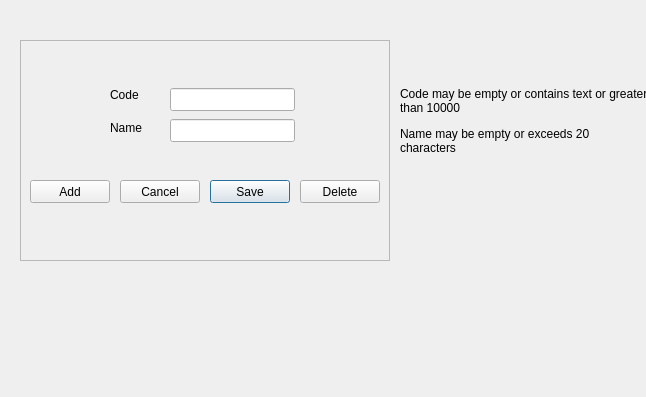
This is src/categoryform.ui in thamizha/angadi as Qt 5 draws it before an edit. The edited form follows.
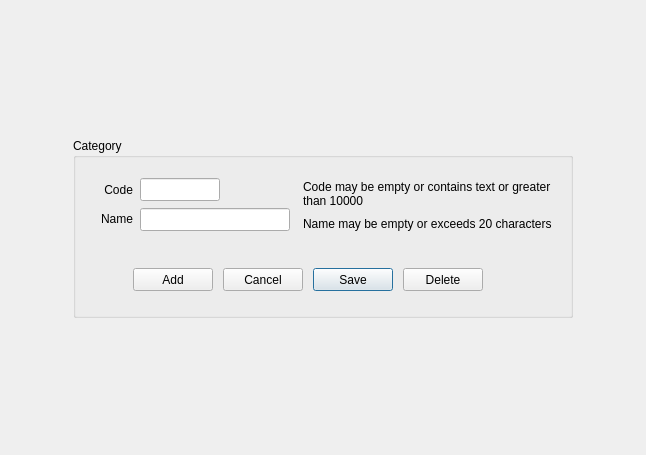
This is the edited form.

Diff of the .ui file:
```diff
--- a/src/categoryform.ui
+++ b/src/categoryform.ui
@@ -7,138 +7,121 @@
     <x>0</x>
     <y>0</y>
     <width>646</width>
-    <height>397</height>
+    <height>455</height>
    </rect>
   </property>
   <property name="windowTitle">
    <string>Form</string>
   </property>
-  <widget class="QFrame" name="frame">
-   <property name="geometry">
-    <rect>
-     <x>20</x>
-     <y>40</y>
-     <width>370</width>
-     <height>221</height>
-    </rect>
-   </property>
-   <property name="frameShape">
-    <enum>QFrame::StyledPanel</enum>
-   </property>
-   <property name="frameShadow">
-    <enum>QFrame::Raised</enum>
-   </property>
-   <widget class="QPushButton" name="pushButtonSave">
-    <property name="geometry">
-     <rect>
-      <x>190</x>
-      <y>140</y>
-      <width>80</width>
-      <height>23</height>
-     </rect>
-    </property>
-    <property name="text">
-     <string>Save</string>
-    </property>
-    <property name="default">
+  <layout class="QHBoxLayout" name="horizontalLayout_2">
+   <item>
+    <layout class="QHBoxLayout" name="horizontalLayout">
+     <item>
+      <spacer name="horizontalSpacer_2">
+       <property name="orientation">
+        <enum>Qt::Horizontal</enum>
+       </property>
+       <property name="sizeHint" stdset="0">
+        <size>
+         <width>40</width>
+         <height>20</height>
+        </size>
+       </property>
+      </spacer>
+     </item>
+     <item>
+      <layout class="QVBoxLayout" name="verticalLayout">
+       <item>
+        <spacer name="verticalSpacer">
+         <property name="orientation">
+          <enum>Qt::Vertical</enum>
+         </property>
+         <property name="sizeHint" stdset="0">
+          <size>
+           <width>20</width>
+           <height>40</height>
+          </size>
+         </property>
+        </spacer>
+       </item>
+       <item>
+        <widget class="QGroupBox" name="groupBox">
+         <property name="minimumSize">
+          <size>
+           <width>500</width>
+           <height>180</height>
+          </size>
+         </property>
+         <property name="title">
+          <string>Category</string>
+         </property>
+         <property name="flat">
      <bool>true</bool>
     </property>
-   </widget>
-   <widget class="QPushButton" name="pushButtonDelete">
-    <property name="geometry">
-     <rect>
-      <x>280</x>
-      <y>140</y>
-      <width>80</width>
-      <height>23</height>
-     </rect>
-    </property>
-    <property name="text">
-     <string>Delete</string>
-    </property>
-   </widget>
+         <property name="checkable">
+          <bool>false</bool>
+         </property>
    <widget class="QLineEdit" name="lineEditCode">
     <property name="geometry">
      <rect>
-      <x>150</x>
-      <y>48</y>
-      <width>125</width>
+            <x>67</x>
+            <y>40</y>
+            <width>80</width>
       <height>23</height>
      </rect>
     </property>
-   </widget>
-   <widget class="QLineEdit" name="lineEditName">
-    <property name="geometry">
-     <rect>
-      <x>150</x>
-      <y>79</y>
-      <width>125</width>
-      <height>23</height>
-     </rect>
+          <property name="styleSheet">
+           <string notr="true"/>
     </property>
    </widget>
    <widget class="QLabel" name="label">
     <property name="geometry">
      <rect>
-      <x>90</x>
-      <y>47</y>
-      <width>31</width>
-      <height>16</height>
+            <x>10</x>
+            <y>42</y>
+            <width>50</width>
+            <height>20</height>
      </rect>
     </property>
     <property name="text">
      <string>Code</string>
     </property>
+          <property name="alignment">
+           <set>Qt::AlignRight|Qt::AlignTrailing|Qt::AlignVCenter</set>
+          </property>
+         </widget>
+         <widget class="QLineEdit" name="lineEditName">
+          <property name="geometry">
+           <rect>
+            <x>67</x>
+            <y>70</y>
+            <width>150</width>
+            <height>23</height>
+           </rect>
+          </property>
    </widget>
    <widget class="QLabel" name="label_2">
     <property name="geometry">
      <rect>
-      <x>90</x>
-      <y>80</y>
-      <width>36</width>
-      <height>16</height>
+            <x>10</x>
+            <y>71</y>
+            <width>50</width>
+            <height>20</height>
      </rect>
     </property>
     <property name="text">
      <string>Name</string>
     </property>
-   </widget>
-   <widget class="QPushButton" name="pushButtonAdd">
-    <property name="geometry">
-     <rect>
-      <x>10</x>
-      <y>140</y>
-      <width>80</width>
-      <height>23</height>
-     </rect>
-    </property>
-    <property name="text">
-     <string>Add</string>
-    </property>
-   </widget>
-   <widget class="QPushButton" name="pushButtonCancel">
-    <property name="enabled">
-     <bool>true</bool>
-    </property>
-    <property name="geometry">
-     <rect>
-      <x>100</x>
-      <y>140</y>
-      <width>80</width>
-      <height>23</height>
-     </rect>
-    </property>
-    <property name="text">
-     <string>Cancel</string>
-    </property>
-   </widget>
+          <property name="alignment">
+           <set>Qt::AlignRight|Qt::AlignTrailing|Qt::AlignVCenter</set>
+          </property>
   </widget>
   <widget class="QLabel" name="labelCodeValid">
    <property name="geometry">
     <rect>
-     <x>400</x>
-     <y>85</y>
-     <width>251</width>
+            <x>230</x>
+            <y>40</y>
+            <width>260</width>
      <height>31</height>
     </rect>
    </property>
@@ -155,9 +138,9 @@
   <widget class="QLabel" name="labelNameValid">
    <property name="geometry">
     <rect>
-     <x>400</x>
-     <y>125</y>
-     <width>231</width>
+            <x>230</x>
+            <y>70</y>
+            <width>261</width>
      <height>31</height>
     </rect>
    </property>
@@ -171,6 +154,97 @@
     <bool>true</bool>
    </property>
   </widget>
+         <widget class="QPushButton" name="pushButtonDelete">
+          <property name="geometry">
+           <rect>
+            <x>330</x>
+            <y>130</y>
+            <width>80</width>
+            <height>23</height>
+           </rect>
+          </property>
+          <property name="text">
+           <string>Delete</string>
+          </property>
+         </widget>
+         <widget class="QPushButton" name="pushButtonSave">
+          <property name="geometry">
+           <rect>
+            <x>240</x>
+            <y>130</y>
+            <width>80</width>
+            <height>23</height>
+           </rect>
+          </property>
+          <property name="text">
+           <string>Save</string>
+          </property>
+          <property name="default">
+           <bool>true</bool>
+          </property>
+         </widget>
+         <widget class="QPushButton" name="pushButtonCancel">
+          <property name="enabled">
+           <bool>true</bool>
+          </property>
+          <property name="geometry">
+           <rect>
+            <x>150</x>
+            <y>130</y>
+            <width>80</width>
+            <height>23</height>
+           </rect>
+          </property>
+          <property name="text">
+           <string>Cancel</string>
+          </property>
+         </widget>
+         <widget class="QPushButton" name="pushButtonAdd">
+          <property name="geometry">
+           <rect>
+            <x>60</x>
+            <y>130</y>
+            <width>80</width>
+            <height>23</height>
+           </rect>
+          </property>
+          <property name="text">
+           <string>Add</string>
+          </property>
+         </widget>
+        </widget>
+       </item>
+       <item>
+        <spacer name="verticalSpacer_2">
+         <property name="orientation">
+          <enum>Qt::Vertical</enum>
+         </property>
+         <property name="sizeHint" stdset="0">
+          <size>
+           <width>20</width>
+           <height>40</height>
+          </size>
+         </property>
+        </spacer>
+       </item>
+      </layout>
+     </item>
+     <item>
+      <spacer name="horizontalSpacer">
+       <property name="orientation">
+        <enum>Qt::Horizontal</enum>
+       </property>
+       <property name="sizeHint" stdset="0">
+        <size>
+         <width>40</width>
+         <height>20</height>
+        </size>
+       </property>
+      </spacer>
+     </item>
+    </layout>
+   </item>
+  </layout>
  </widget>
  <tabstops>
   <tabstop>lineEditCode</tabstop>
```
Lines whose indentation alone changed are shown as unchanged.
